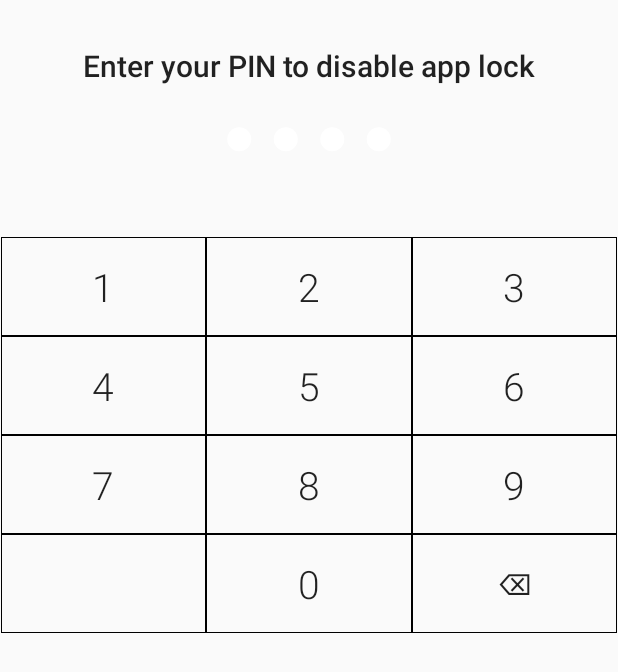
After one commit to pruthvi-21/boxy-authenticator, an Android app: the layout sheet_confirm_pin.xml on its own in the app's theme, with its tools: preview values and no code run, on a phone screen of 412 x 824 dp. The commit adds this screen. Shown: the top 672 px of the screen. Run offline under Robolectric (Android 15) with nearby library versions, the phone set to English and light mode, and no system bars.

Commit message:
Separated biometric unlock switch and app lock switch in settings

```diff
--- a/app/build.gradle
+++ b/app/build.gradle
@@ -54,6 +54,7 @@ dependencies {
     implementation 'com.github.yuriy-budiyev:code-scanner:2.3.2'
     implementation 'androidx.preference:preference-ktx:1.2.0'
     implementation 'androidx.biometric:biometric-ktx:1.2.0-alpha05'
+    implementation 'org.jetbrains.kotlinx:kotlinx-coroutines-core:1.6.4'
     implementation files('/Users/pruthvi/AndroidStudioProjects/Tokky/libs/libX-v1.0.0.aar')
 
     testImplementation 'junit:junit:4.13.2'
--- /dev/null
+++ b/app/src/main/java/com/ps/tokky/views/KeypadLayout.kt
@@ -0,0 +1,49 @@
+package com.ps.tokky.views
+
+import android.content.Context
+import android.util.AttributeSet
+import android.view.LayoutInflater
+import android.view.View
+import android.view.View.OnClickListener
+import android.widget.LinearLayout
+import android.widget.TextView
+import com.ps.tokky.databinding.LayoutKeypadBinding
+
+class KeypadLayout @JvmOverloads constructor(
+    context: Context,
+    attrs: AttributeSet? = null
+) : LinearLayout(context, attrs), OnClickListener {
+
+    private val binding = LayoutKeypadBinding.inflate(LayoutInflater.from(context), this, true)
+
+    val keypadButtons = arrayOf(
+        binding.button1, binding.button2, binding.button3,
+        binding.button4, binding.button5, binding.button6,
+        binding.button7, binding.button8, binding.button9,
+        binding.button0
+    )
+
+    var keypadKeyClickListener: OnKeypadKeyClickListener? = null
+
+    init {
+        for (btn in keypadButtons) {
+            btn.addOnClickListener(this)
+        }
+
+        binding.buttonBackspace.addOnClickListener(this)
+    }
+
+    override fun onClick(v: View?) {
+        if (v?.id == binding.buttonBackspace.id) {
+            keypadKeyClickListener?.onBackspaceClick()
+        } else {
+            val textView = v as TextView? ?: return
+            keypadKeyClickListener?.onDigitClick(textView.text.toString())
+        }
+    }
+
+    interface OnKeypadKeyClickListener {
+        fun onDigitClick(digit: String)
+        fun onBackspaceClick()
+    }
+}
--- a/app/src/main/res/layout/activity_authentication.xml
+++ b/app/src/main/res/layout/activity_authentication.xml
@@ -66,7 +66,8 @@
         android:paddingVertical="15dp"
         android:text="@string/auth_activity_unlock_with_biometrics" />
 
-    <include
+    <com.ps.tokky.views.KeypadLayout
         android:id="@+id/keypad"
-        layout="@layout/layout_keypad" />
+        android:layout_width="match_parent"
+        android:layout_height="wrap_content" />
 </LinearLayout>
--- /dev/null
+++ b/app/src/main/res/layout/sheet_confirm_pin.xml
@@ -0,0 +1,38 @@
+<?xml version="1.0" encoding="utf-8"?>
+<LinearLayout xmlns:android="http://schemas.android.com/apk/res/android"
+    android:layout_width="match_parent"
+    android:layout_height="wrap_content"
+    android:orientation="vertical">
+
+    <TextView
+        android:id="@+id/title"
+        android:layout_width="match_parent"
+        android:layout_height="wrap_content"
+        android:layout_marginTop="30dp"
+        android:gravity="center"
+        android:text="@string/settings_disable_pin_bottom_sheet_title"
+        android:textAppearance="@style/TextAppearance.AppCompat.Title" />
+
+    <com.ps.tokky.views.PinField
+        android:id="@+id/pin_field"
+        android:layout_width="match_parent"
+        android:layout_height="wrap_content"
+        android:layout_gravity="center"
+        android:layout_marginTop="20dp" />
+
+    <TextView
+        android:id="@+id/error_message_holder"
+        android:layout_width="match_parent"
+        android:layout_height="wrap_content"
+        android:layout_marginTop="10dp"
+        android:layout_marginBottom="20dp"
+        android:alpha="0"
+        android:gravity="center"
+        android:text="@string/settings_app_lock_incorrect_pin"
+        android:textColor="?colorError" />
+
+    <com.ps.tokky.views.KeypadLayout
+        android:id="@+id/keypad"
+        android:layout_width="match_parent"
+        android:layout_height="wrap_content" />
+</LinearLayout>
--- a/app/src/main/res/values/dimens.xml
+++ b/app/src/main/res/values/dimens.xml
@@ -12,7 +12,7 @@
     <dimen name="toolbar_margin_top">12dp</dimen>
     <dimen name="item_radius">@dimen/radius_xxl</dimen>
 
-    <dimen name="lockscreen_pin_dot_radius">10dp</dimen>
+    <dimen name="lockscreen_pin_dot_radius">8dp</dimen>
     <dimen name="lockscreen_pin_dot_gap">15dp</dimen>
     <dimen name="keypad_button_stroke">0.25dp</dimen>
 </resources>
--- a/app/src/main/res/values/settings.xml
+++ b/app/src/main/res/values/settings.xml
@@ -1,14 +1,17 @@
 <?xml version="1.0" encoding="utf-8"?>
 <resources>
     <string name="key_app_lock">key_app_lock</string>
+    <string name="key_biometric_unlock">key_biometric_unlock</string>
     <string name="key_screenshots">key_allow_screenshots</string>
     <string name="pref_key_show_thumbnail">key_show_thumbnail</string>
 
     <string name="title_app_lock">Enable app lock</string>
+    <string name="pref_title_biometrics">Use biometrics</string>
     <string name="title_screenshots">Allow screenshots</string>
     <string name="pref_cat_title_ui">UI</string>
     <string name="pref_title_thumbnail">Show thumbnail</string>
 
-    <string name="summary_app_lock">Lock this app with screen lock</string>
+    <string name="summary_app_lock">Lock this app with a PIN. To change your PIN please disable app lock and enable it again</string>
+    <string name="pref_summary_biometrics">You can unlock with your biometrics instead of typing PIN</string>
     <string name="summary_screenshots">This will allow you to take screenshots in this app</string>
 </resources>
--- a/app/src/main/res/values/strings.xml
+++ b/app/src/main/res/values/strings.xml
@@ -31,7 +31,9 @@
     <string name="auth_activity_biometric_unlock_prompt_title">Unlock to use Tokky</string>
     <string name="auth_activity_biometric_unlock_prompt_negative_text">Use PIN</string>
     <string name="title_settings">Settings</string>
-    <string name="disable_app_lock_prompt">Disable app lock</string>
+    <string name="enable_app_lock_prompt">Enable biometric unlock</string>
+    <string name="disable_app_lock_prompt">Disable biometric unlock</string>
+    <string name="app_lock_prompt_negative_text">Cancel</string>
 
     <string name="dialog_title_delete_token">Remove</string>
     <string name="dialog_message_delete_token">Before removing please ensure that you turn off 2FA for this account.\n\nAlso, please ensure that you have alternative mechanism for generating codes.</string>
@@ -41,4 +43,10 @@
     <string name="auth_activity_unlock_with_biometrics">Unlock with biometrics</string>
     <string name="auth_activity_title">Enter your PIN</string>
     <string name="auth_activity_subtitle">Access your account with your 4-digit PIN</string>
+
+    <!-- Settings Activity -->
+    <string name="settings_setup_pin_bottom_sheet_title">Create a new PIN</string>
+    <string name="settings_setup_reenter_pin_bottom_sheet_title">Reenter your PIN</string>
+    <string name="settings_disable_pin_bottom_sheet_title">Enter your PIN to disable app lock</string>
+    <string name="settings_app_lock_incorrect_pin">Incorrect PIN</string>
 </resources>
```
Also changed, not shown: app/src/main/java/com/ps/tokky/activities/AuthenticationActivity.kt (+34 -32 lines), app/src/main/java/com/ps/tokky/fragments/ConfirmPinLayout.kt (added, +68 -0 lines), app/src/main/java/com/ps/tokky/fragments/PreferenceFragment.kt (+12 -35 lines), app/src/main/java/com/ps/tokky/preference/AppLockPreference.kt (+50 -3 lines), app/src/main/java/com/ps/tokky/preference/BiometricUnlockPreference.kt (added, +59 -0 lines), app/src/main/java/com/ps/tokky/utils/AppPreferences.kt (+17 -1 lines), app/src/main/res/xml/preferences.xml (+7 -0 lines).
